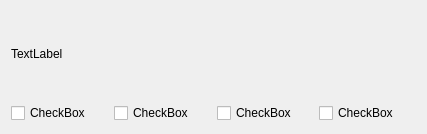
goodvin360/pivn_app, file counters.ui: the form before one commit.
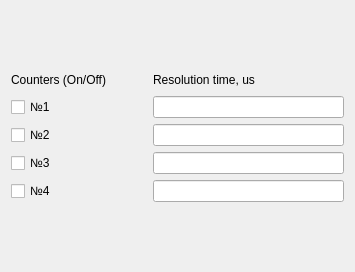
The form after the commit.

Patch:
```diff
--- a/counters.ui
+++ b/counters.ui
@@ -6,48 +6,105 @@
    <rect>
     <x>0</x>
     <y>0</y>
-    <width>427</width>
-    <height>134</height>
+    <width>355</width>
+    <height>272</height>
    </rect>
   </property>
   <property name="windowTitle">
    <string>Form</string>
   </property>
+  <layout class="QGridLayout" name="gridLayout_2">
+   <item row="0" column="0">
   <layout class="QGridLayout" name="gridLayout">
-   <item row="2" column="3">
+     <property name="sizeConstraint">
+      <enum>QLayout::SetFixedSize</enum>
+     </property>
+     <property name="verticalSpacing">
+      <number>6</number>
+     </property>
+     <item row="0" column="2">
+      <widget class="QLabel" name="label_2">
+       <property name="sizePolicy">
+        <sizepolicy hsizetype="Preferred" vsizetype="Fixed">
+         <horstretch>0</horstretch>
+         <verstretch>0</verstretch>
+        </sizepolicy>
+       </property>
+       <property name="text">
+        <string>Resolution time, us</string>
+       </property>
+      </widget>
+     </item>
+     <item row="1" column="2">
+      <widget class="QLineEdit" name="lineEdit"/>
+     </item>
+     <item row="4" column="0">
     <widget class="QCheckBox" name="checkBox_4">
      <property name="text">
-      <string>CheckBox</string>
+        <string>№4</string>
      </property>
     </widget>
    </item>
-   <item row="2" column="1">
-    <widget class="QCheckBox" name="checkBox_2">
-     <property name="text">
-      <string>CheckBox</string>
-     </property>
-    </widget>
+     <item row="2" column="2">
+      <widget class="QLineEdit" name="lineEdit_2"/>
    </item>
    <item row="2" column="0">
+      <widget class="QCheckBox" name="checkBox_2">
+       <property name="text">
+        <string>№2</string>
+       </property>
+      </widget>
+     </item>
+     <item row="4" column="2">
+      <widget class="QLineEdit" name="lineEdit_4"/>
+     </item>
+     <item row="1" column="0">
     <widget class="QCheckBox" name="checkBox">
      <property name="text">
-      <string>CheckBox</string>
+        <string>№1</string>
      </property>
     </widget>
    </item>
-   <item row="2" column="2">
+     <item row="3" column="0">
     <widget class="QCheckBox" name="checkBox_3">
      <property name="text">
-      <string>CheckBox</string>
+        <string>№3</string>
      </property>
     </widget>
    </item>
-   <item row="1" column="0">
+     <item row="3" column="2">
+      <widget class="QLineEdit" name="lineEdit_3"/>
+     </item>
+     <item row="0" column="0">
     <widget class="QLabel" name="label">
+       <property name="sizePolicy">
+        <sizepolicy hsizetype="Preferred" vsizetype="Fixed">
+         <horstretch>0</horstretch>
+         <verstretch>0</verstretch>
+        </sizepolicy>
+       </property>
      <property name="text">
-      <string>TextLabel</string>
-     </property>
-    </widget>
+        <string>Counters (On/Off)</string>
+       </property>
+      </widget>
+     </item>
+     <item row="0" column="1">
+      <spacer name="horizontalSpacer">
+       <property name="orientation">
+        <enum>Qt::Horizontal</enum>
+       </property>
+       <property name="sizeType">
+        <enum>QSizePolicy::Fixed</enum>
+       </property>
+       <property name="sizeHint" stdset="0">
+        <size>
+         <width>40</width>
+         <height>20</height>
+        </size>
+       </property>
+      </spacer>
+     </item>
+    </layout>
    </item>
   </layout>
  </widget>
```
Left out of the diff: 2 changed lines with no effect on the pictures. Lines whose indentation alone changed are shown as unchanged.
